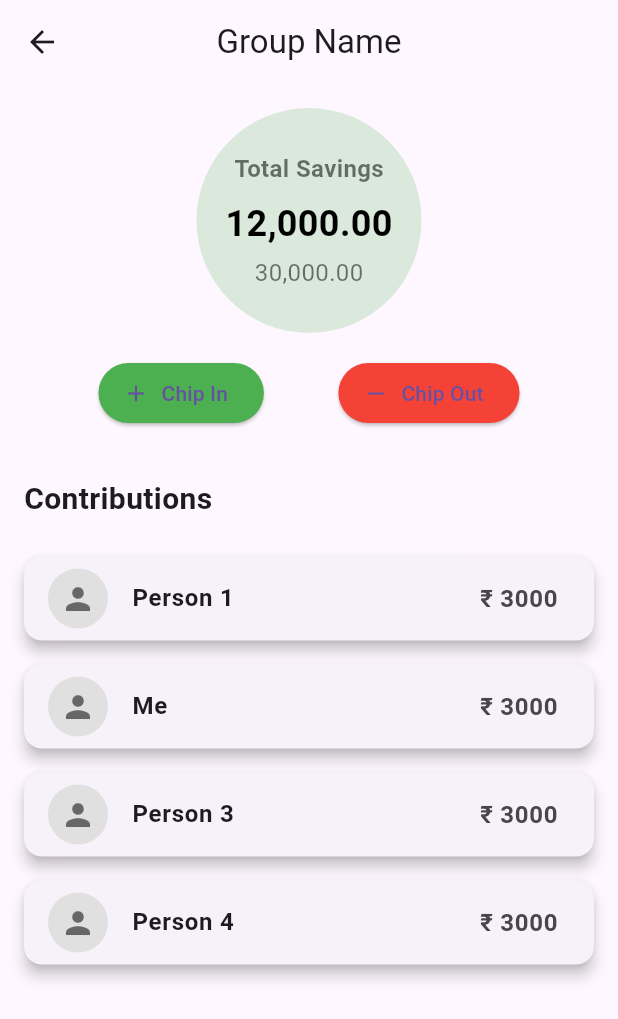
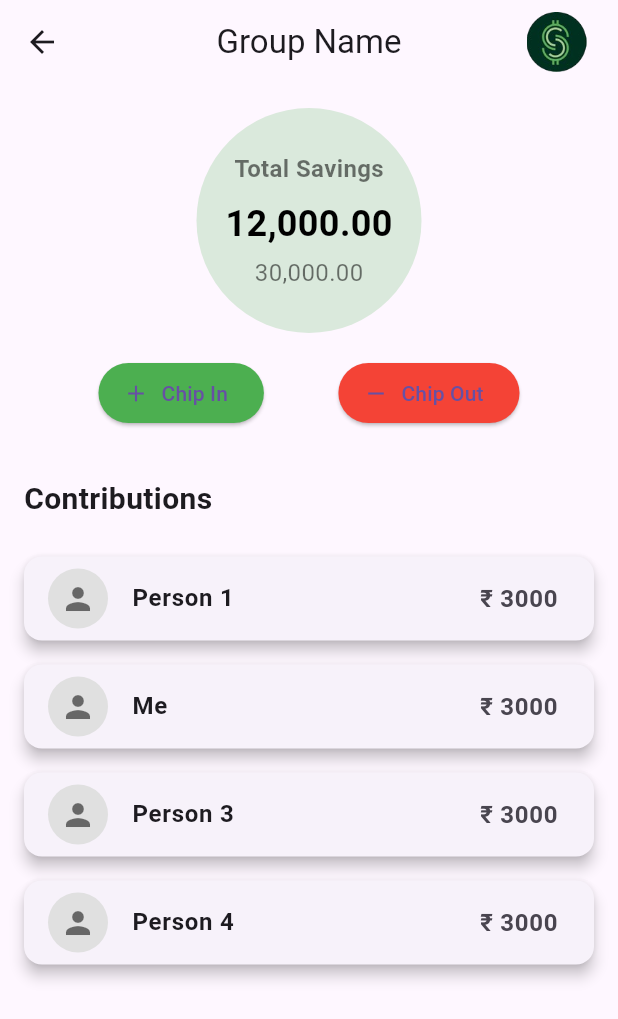
Before and after one commit to kvssks/stash-fund, a Flutter app: the GroupVaultScreen screen opened by its route, on a phone screen of 412 x 824 dp. Shown: the top 1019 px of the screen. Run offline on Flutter 3.47's test engine with Material 3 defaults, Android fonts, the phone set to English and light mode, and no system bars; our stand-ins replace animated_text_kit; missing offline and left inert: gradient_circular_progress_indicator.

Commit message:
the impulse notifications and animations are added to the groupVault

```diff
--- a/lib/screens/groupVault.dart
+++ b/lib/screens/groupVault.dart
@@ -1,6 +1,43 @@
 import 'package:flutter/material.dart';
 
-class GroupVaultScreen extends StatelessWidget {
+void main() {
+  runApp(MaterialApp(
+    home: GroupVaultScreen(),
+  ));
+}
+
+class GroupVaultScreen extends StatefulWidget {
+  @override
+  _GroupVaultScreenState createState() => _GroupVaultScreenState();
+}
+
+class _GroupVaultScreenState extends State<GroupVaultScreen> with SingleTickerProviderStateMixin {
+  late AnimationController _animationController;
+  late Animation<double> _animation;
+
+  @override
+  void initState() {
+    super.initState();
+
+    _animationController = AnimationController(
+      vsync: this,
+      duration: Duration(milliseconds: 500),
+    )..repeat(reverse: true);
+
+    _animation = Tween<double>(begin: -5.0, end: 5.0).animate(
+      CurvedAnimation(
+        parent: _animationController,
+        curve: Curves.elasticIn,
+      ),
+    );
+  }
+
+  @override
+  void dispose() {
+    _animationController.dispose();
+    super.dispose();
+  }
+
   @override
   Widget build(BuildContext context) {
     return Scaffold(
@@ -13,6 +50,30 @@ class GroupVaultScreen extends StatelessWidget {
             Navigator.pushReplacementNamed(context, '/groupList'); // Navigate back to the previous screen
           },
         ),
+        actions: [
+          Padding(
+            padding: const EdgeInsets.only(right: 16.0),
+            child: AnimatedBuilder(
+              animation: _animation,
+              builder: (context, child) {
+                return Transform.translate(
+                  offset: Offset(_animation.value, 0),
+                  child: child,
+                );
+              },
+              child: GestureDetector(
+                onTap: () {
+                  _showNotificationDialog(context);
+                },
+                child: Image.asset(
+                  'assets/images/logo.png',
+                  width: 40, // Adjust the width as needed for AppBar
+                  height: 40, // Adjust the height as needed for AppBar
+                ),
+              ),
+            ),
+          ),
+        ],
       ),
       body: Padding(
         padding: const EdgeInsets.all(16.0),
@@ -114,6 +175,41 @@ class GroupVaultScreen extends StatelessWidget {
       ),
     );
   }
+
+  void _showNotificationDialog(BuildContext context) {
+    showDialog(
+      context: context,
+      builder: (BuildContext context) {
+        return AlertDialog(
+          title: Text('Notification'),
+          content: Column(
+            mainAxisSize: MainAxisSize.min,
+            children: [
+              Text('Question 1: How was your experience?'),
+              SizedBox(height: 10),
+              Text('Question 2: Any suggestions for improvement?'),
+              SizedBox(height: 10),
+              TextField(
+                decoration: InputDecoration(
+                  labelText: 'Your response',
+                  border: OutlineInputBorder(),
+                ),
+                maxLines: 2,
+              ),
+            ],
+          ),
+          actions: [
+            TextButton(
+              onPressed: () {
+                Navigator.of(context).pop(); // Close the dialog
+              },
+              child: Text('Send'),
+            ),
+          ],
+        );
+      },
+    );
+  }
 }
 
 class ContributionCard extends StatelessWidget {
@@ -152,9 +248,3 @@ class ContributionCard extends StatelessWidget {
     );
   }
 }
-
-void main() {
-  runApp(MaterialApp(
-    home: GroupVaultScreen(),
-  ));
-}
```
